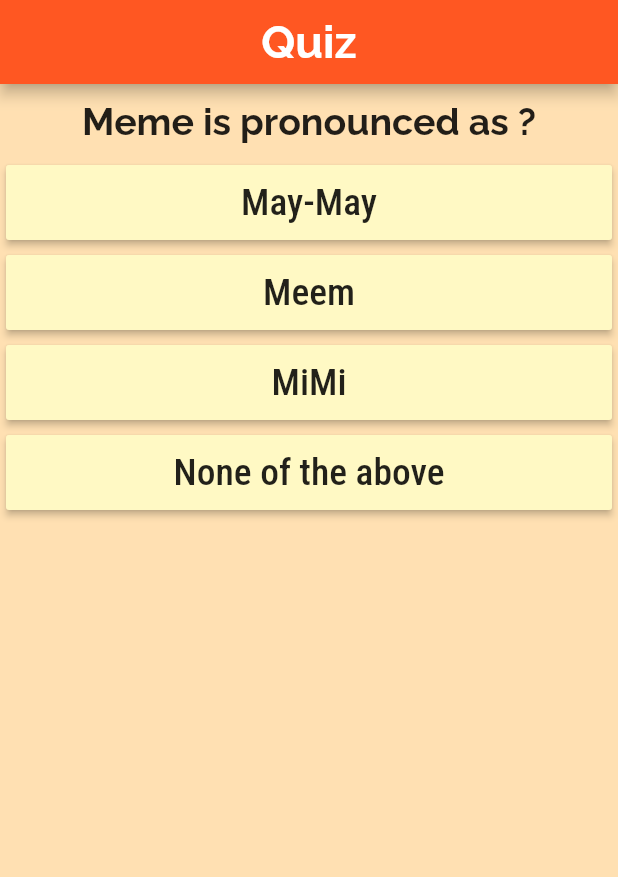
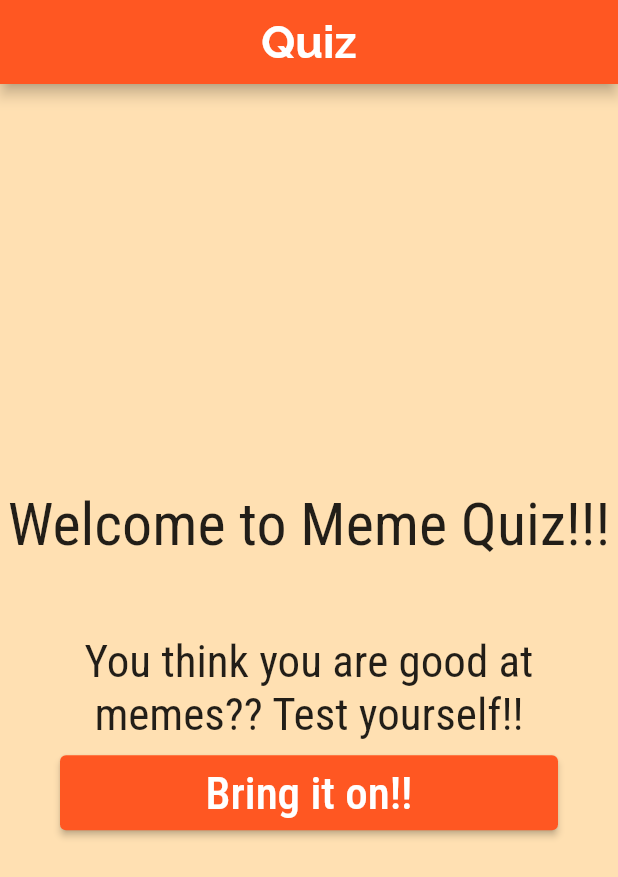
Before and after one commit to anirudhraopn/Quiz-App, a Flutter app: the screen it shows after launch, on a phone screen of 412 x 824 dp. Shown: the top 877 px of the screen. Run offline on Flutter 3.47's test engine with Material 2 defaults, Android fonts, the phone set to English and light mode, and no system bars; our stand-ins replace google_fonts.

Commit message:
Added Welcome Page

```diff
--- a/lib/main.dart
+++ b/lib/main.dart
@@ -2,6 +2,7 @@
 
 import 'package:flutter/material.dart';
 import 'package:google_fonts/google_fonts.dart';
+import 'package:quiz_app/quiz_home_page.dart';
 
 import './quiz.dart';
 import './results.dart';
@@ -31,9 +32,7 @@ class MyApp extends StatelessWidget {
         fontFamily:
             GoogleFonts.darkerGrotesque(fontStyle: FontStyle.italic).fontFamily,
       ),
-      home: MyHome(
-        title: 'Quiz',
-      ),
+      home: QuizHome(),
     );
   }
 }
@@ -45,10 +44,10 @@ class MyHome extends StatefulWidget {
   final String title;
 
   @override
-  _MyAppState createState() => _MyAppState();
+  _MyHomeState createState() => _MyHomeState();
 }
 
-class _MyAppState extends State<MyHome> {
+class _MyHomeState extends State<MyHome> {
   final _questions = [
     {
       'questionText': 'Meme is pronounced as ?',
--- /dev/null
+++ b/lib/quiz_home_page.dart
@@ -0,0 +1,77 @@
+import 'package:flutter/material.dart';
+import 'package:google_fonts/google_fonts.dart';
+import './main.dart';
+
+class QuizHome extends StatelessWidget {
+  //const QuizHome({ Key? key }) : super(key: key);
+
+  @override
+  Widget build(BuildContext context) {
+    return Scaffold(
+      appBar: AppBar(
+        title: Text(
+          'Quiz',
+          style: TextStyle(
+            fontSize: 30,
+            fontWeight: FontWeight.bold,
+            fontFamily: GoogleFonts.raleway().fontFamily,
+          ),
+        ),
+        centerTitle: true,
+      ),
+      body: Column(
+        mainAxisAlignment: MainAxisAlignment.center,
+        children: [
+          Text(
+            'Welcome to Meme Quiz!!!',
+            textAlign: TextAlign.center,
+            style: TextStyle(
+              fontSize: 40,
+              fontFamily: GoogleFonts.robotoCondensed().fontFamily,
+            ),
+          ),
+          SizedBox(
+            height: 50,
+          ),
+          Text(
+            'You think you are good at memes?? Test yourself!!',
+            textAlign: TextAlign.center,
+            style: TextStyle(
+              fontSize: 30,
+              fontFamily: GoogleFonts.robotoCondensed().fontFamily,
+            ),
+          ),
+          SizedBox(
+            height: 10,
+          ),
+          ElevatedButton(
+            onPressed: () {
+              Navigator.of(context)
+                  .pushReplacement(MaterialPageRoute(builder: (ctx) {
+                return MyHome(title: 'Quiz');
+              }));
+            },
+            child: Container(
+              height: 50,
+              width: 300,
+              child: Center(
+                child: Text(
+                  'Bring it on!!',
+                  textAlign: TextAlign.center,
+                  style: TextStyle(
+                    fontSize: 30,
+                    fontFamily: GoogleFonts.robotoCondensed().fontFamily,
+                  ),
+                ),
+              ),
+            ),
+            style: ButtonStyle(
+              backgroundColor:
+                  MaterialStateProperty.all(Theme.of(context).primaryColor),
+            ),
+          ),
+        ],
+      ),
+    );
+  }
+}
```
